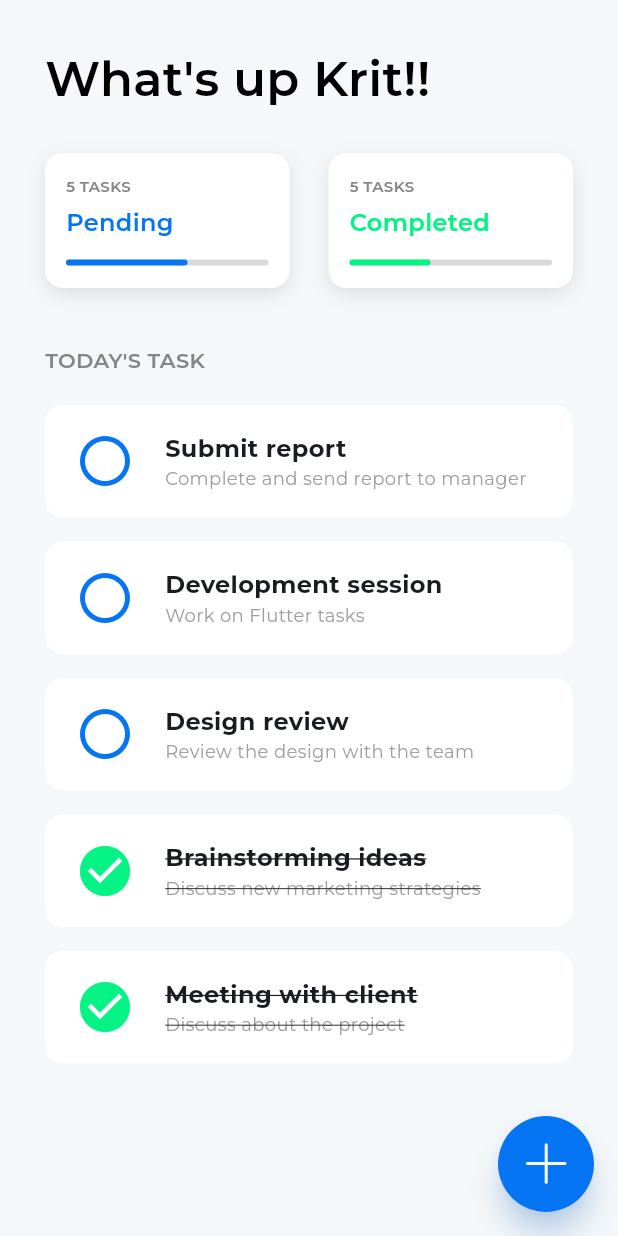
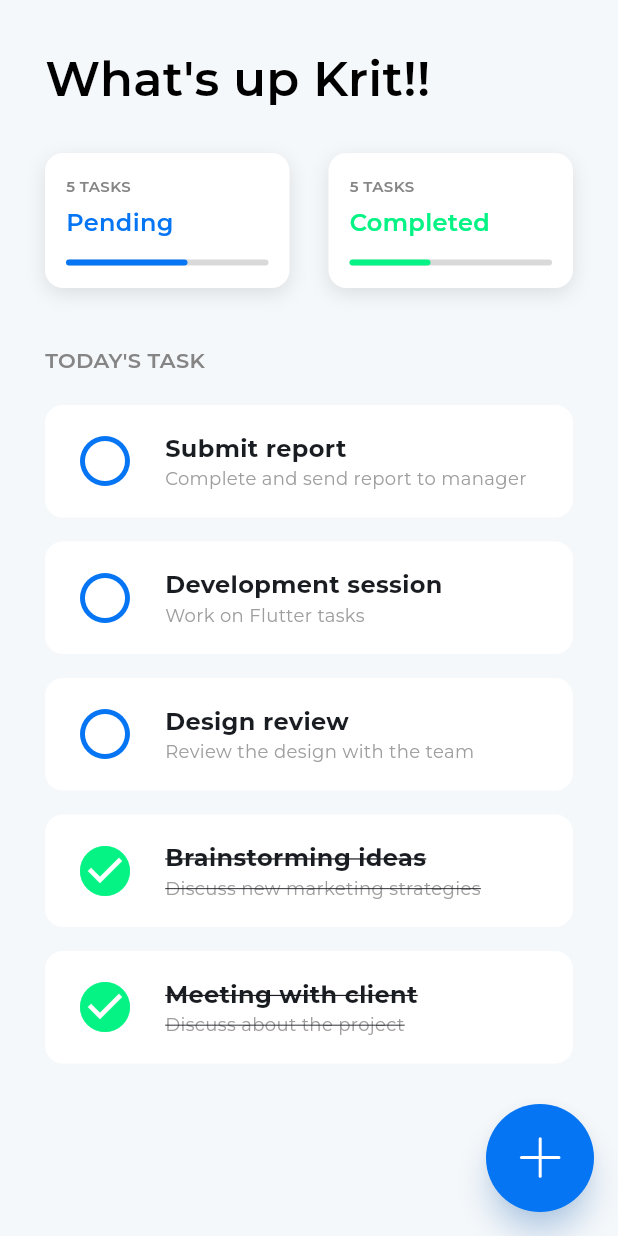
Before and after one commit to kritkhsrx/assignment-todo-list, a Flutter app: the screen it shows after launch, on a phone screen of 412 x 824 dp. Run offline on Flutter 3.47's test engine with Material 3 defaults, Android fonts, the phone set to English and light mode, and no system bars; our stand-ins replace flutter_svg.

Commit message:
add new button

```diff
--- a/lib/modules/views/todo_list.view.dart
+++ b/lib/modules/views/todo_list.view.dart
@@ -36,15 +36,20 @@ class TodoListView extends StatelessWidget {
           ),
         ),
       ),
-      floatingActionButton: Material(
-        elevation: 8.0,
-        shape: const CircleBorder(),
-        shadowColor: const Color(0xFF0575F3).withOpacity(0.42),
-        child: ClipOval(
-          child: Container(
-            width: 64,
-            height: 64,
-            color: const Color(0xFF0575F3),
+      floatingActionButton: SizedBox(
+        width: 72,
+        height: 72,
+        child: Material(
+          elevation: 8.0,
+          shape: const CircleBorder(),
+          shadowColor: const Color(0xFF0575F3).withOpacity(0.42),
+          color: const Color(0xFF0575F3),
+          child: InkWell(
+            onTap: () {
+              print('Icon Pressed!');
+            },
+            customBorder: const CircleBorder(),
+            splashColor: Colors.white.withOpacity(0.3),
             child: Center(
               child: SvgPicture.asset(
                 AppIcons.addIcon,
```
